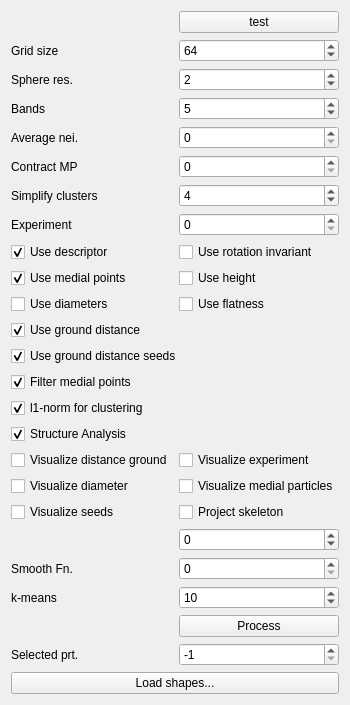
Before: the Qt Designer form particles/particles-widget.ui in ialhashim/ddtt-dev, drawn with Qt 5.
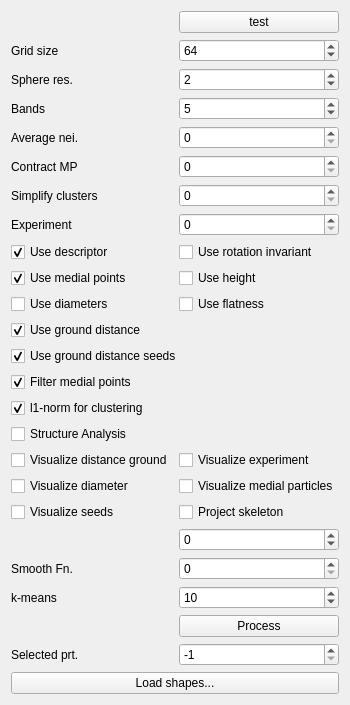
After: the same form once the commit is applied.

Diff of the .ui file:
```diff
--- a/particles/particles-widget.ui
+++ b/particles/particles-widget.ui
@@ -15,11 +15,7 @@
   </property>
   <layout class="QGridLayout" name="gridLayout">
    <item row="6" column="1">
-    <widget class="QSpinBox" name="simplifyCluster">
-     <property name="value">
-      <number>4</number>
-     </property>
-    </widget>
+    <widget class="QSpinBox" name="simplifyCluster"/>
    </item>
    <item row="5" column="0">
     <widget class="QLabel" name="label_6">
@@ -293,9 +289,6 @@
      <property name="text">
       <string>Structure Analysis</string>
      </property>
-     <property name="checked">
-      <bool>true</bool>
-     </property>
     </widget>
    </item>
    <item row="23" column="1">
```
Left out of the diff: 2 changed lines with no effect on the pictures.
